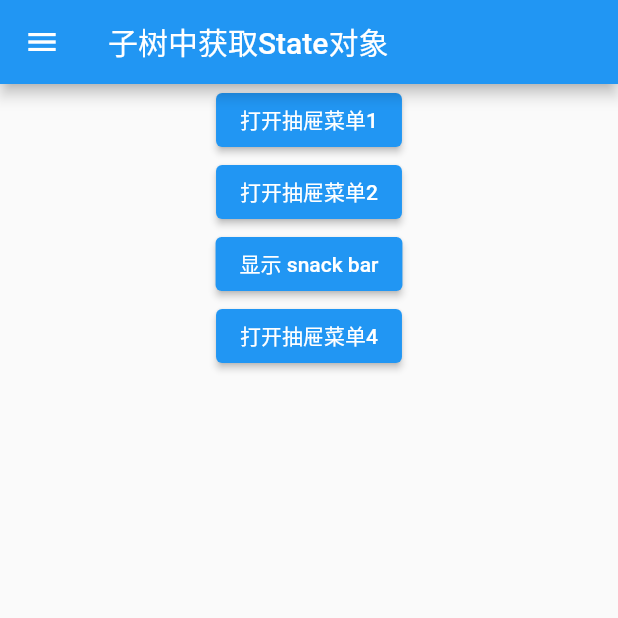
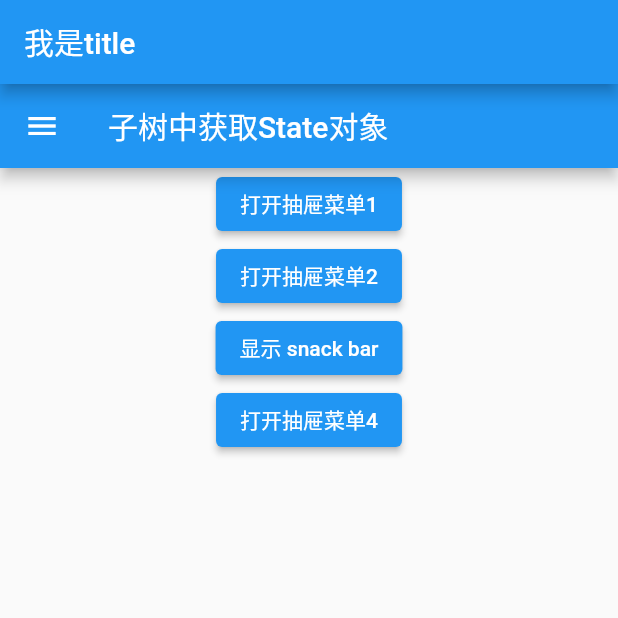
Before and after one commit to yanlele/flutter_study_case, a Flutter app: the screen it shows after launch, on a phone screen of 412 x 824 dp, the top half of it. Run offline on Flutter 3.47's test engine with Material 2 defaults, Android fonts, the light colour scheme and no system bars.

Commit message:
feat: 初始化

```diff
--- /dev/null
+++ b/lib/flutter_application_demo/06_state_yl_self.dart
@@ -0,0 +1 @@
+import 'package:flutter/material.dart';
--- a/lib/main.dart
+++ b/lib/main.dart
@@ -11,11 +11,14 @@ class MyApp extends StatelessWidget {
   // 重写 build 方法
   @override
   Widget build(BuildContext context) {
-    return const MaterialApp(
+    return MaterialApp(
       title: "沙雕",
       debugShowCheckedModeBanner: false,
       // Scaffold 脚手架， 可以快速搭建页面
-      home: YLGetStateObjectRoute(),
+      home: Scaffold(
+        appBar: AppBar(title: const Text("我是title")),
+        body: const YLGetStateObjectRoute(),
+      ),
     );
   }
 }
```
Also changed, not shown: lib/flutter_application_demo/04_widget_yl_stateful_state_context.dart (line endings or trailing spaces).
